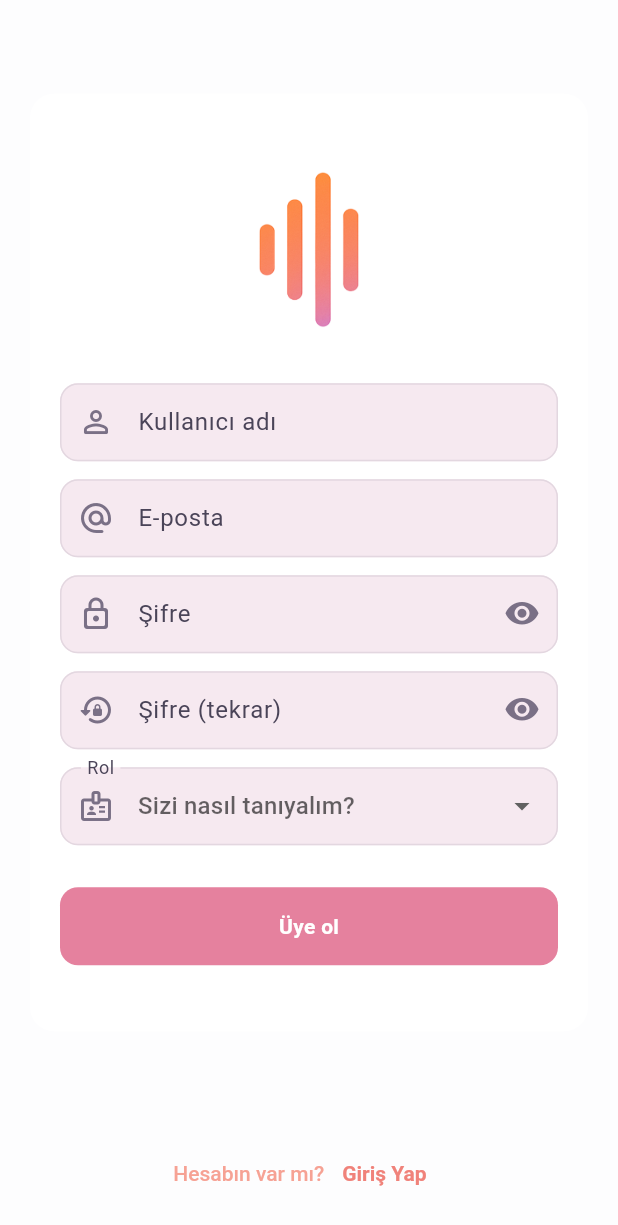
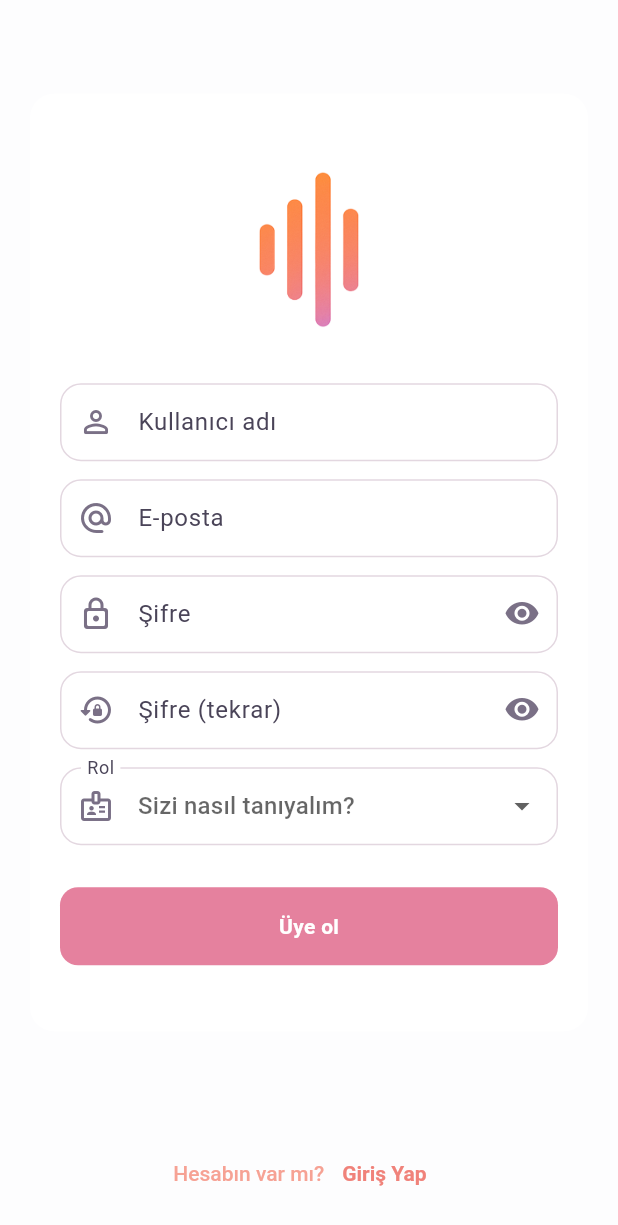
Before and after one commit to berkaybasol/soundconnectmobile, a Flutter app: the RegisterPage screen opened directly, on a phone screen of 412 x 824 dp. Shown: the top 1225 px of the screen. Run offline on Flutter 3.47's test engine with Material 3 defaults, Android fonts, the phone set to English and light mode, and no system bars; our stand-ins replace dio, flutter_riverpod, flutter_secure_storage, go_router, google_fonts, talker_flutter; accounts and stored records are empty; network calls fail.

Commit message:
register de duzeltildi.

```diff
--- a/lib/features/auth/presentation/register/widgets/password_fields.dart
+++ b/lib/features/auth/presentation/register/widgets/password_fields.dart
@@ -1,4 +1,5 @@
 import 'package:flutter/material.dart';
+import 'package:soundconnectmobile/features/auth/presentation/login/widgets/auth_styles.dart';
 
 class PasswordFields extends StatelessWidget {
   final TextEditingController password;
@@ -34,15 +35,18 @@ class PasswordFields extends StatelessWidget {
           focusNode: passwordFocus,
           obscureText: obscure1,
           textInputAction: TextInputAction.next,
-          decoration: InputDecoration(
+          decoration: AuthStyles.decoration(
+            context: context,
             labelText: 'Şifre',
             prefixIcon: const Icon(Icons.lock_outline_rounded),
             suffixIcon: IconButton(
               tooltip: obscure1 ? 'Şifreyi göster' : 'Şifreyi gizle',
               onPressed: onToggle1,
-              icon: Icon(obscure1 ? Icons.visibility_rounded : Icons.visibility_off_rounded),
+              icon: Icon(
+                obscure1 ? Icons.visibility_rounded : Icons.visibility_off_rounded,
+              ),
             ),
-          ),
+          ).copyWith(fillColor: Colors.transparent),
           validator: (v) => (v == null || v.isEmpty) ? 'Zorunlu' : null,
         ),
         const SizedBox(height: 12),
@@ -53,15 +57,18 @@ class PasswordFields extends StatelessWidget {
           focusNode: rePasswordFocus,
           obscureText: obscure2,
           textInputAction: TextInputAction.done,
-          decoration: InputDecoration(
+          decoration: AuthStyles.decoration(
+            context: context,
             labelText: 'Şifre (tekrar)',
             prefixIcon: const Icon(Icons.lock_reset_rounded),
             suffixIcon: IconButton(
               tooltip: obscure2 ? 'Şifreyi göster' : 'Şifreyi gizle',
               onPressed: onToggle2,
-              icon: Icon(obscure2 ? Icons.visibility_rounded : Icons.visibility_off_rounded),
+              icon: Icon(
+                obscure2 ? Icons.visibility_rounded : Icons.visibility_off_rounded,
+              ),
             ),
-          ),
+          ).copyWith(fillColor: Colors.transparent),
           validator: (v) {
             if (v == null || v.isEmpty) return 'Zorunlu';
             if (v != password.text) return 'Şifreler uyuşmuyor';
--- a/lib/features/auth/presentation/register/widgets/role_dropdown.dart
+++ b/lib/features/auth/presentation/register/widgets/role_dropdown.dart
@@ -1,4 +1,5 @@
 import 'package:flutter/material.dart';
+import 'package:soundconnectmobile/features/auth/presentation/login/widgets/auth_styles.dart';
 
 class RoleDropdown extends StatelessWidget {
   final Map<String, String> roles;
@@ -17,13 +18,15 @@ class RoleDropdown extends StatelessWidget {
     return DropdownButtonFormField<String>(
       value: value,
       isExpanded: true,
-      decoration: const InputDecoration(
+      decoration: AuthStyles.decoration(
+        context: context,
         labelText: 'Rol',
-        prefixIcon: Icon(Icons.badge_outlined),
-      ),
+        prefixIcon: const Icon(Icons.badge_outlined),
+      ).copyWith(fillColor: Colors.transparent),
       hint: const Text('Sizi nasıl tanıyalım?'),
       items: roles.entries
-          .map((e) => DropdownMenuItem<String>(value: e.key, child: Text(e.value)))
+          .map((e) =>
+          DropdownMenuItem<String>(value: e.key, child: Text(e.value)))
           .toList(),
       onChanged: onChanged,
       validator: (v) => v == null ? 'Bir rol seçin' : null,
--- a/lib/features/auth/presentation/register/widgets/username_email_fields.dart
+++ b/lib/features/auth/presentation/register/widgets/username_email_fields.dart
@@ -1,4 +1,5 @@
 import 'package:flutter/material.dart';
+import 'package:soundconnectmobile/features/auth/presentation/login/widgets/auth_styles.dart';
 
 class UsernameEmailFields extends StatelessWidget {
   final TextEditingController username;
@@ -26,10 +27,12 @@ class UsernameEmailFields extends StatelessWidget {
           focusNode: usernameFocus,
           textInputAction: TextInputAction.next,
           autofillHints: const [AutofillHints.username],
-          decoration: const InputDecoration(
+          decoration: AuthStyles.decoration(
+            context: context,
             labelText: 'Kullanıcı adı',
-            hintText: 'kullanici_adi',
-            prefixIcon: Icon(Icons.person_outline_rounded),
+            prefixIcon: const Icon(Icons.person_outline_rounded),
+          ).copyWith(
+            fillColor: Colors.transparent, // 👈 sadece burada override
           ),
           validator: (v) => (v == null || v.trim().isEmpty) ? 'Zorunlu' : null,
           onFieldSubmitted: (_) => onUsernameSubmitted(),
@@ -43,10 +46,12 @@ class UsernameEmailFields extends StatelessWidget {
           textInputAction: TextInputAction.next,
           keyboardType: TextInputType.emailAddress,
           autofillHints: const [AutofillHints.email],
-          decoration: const InputDecoration(
+          decoration: AuthStyles.decoration(
+            context: context,
             labelText: 'E-posta',
-            hintText: 'ornek@mail.com',
-            prefixIcon: Icon(Icons.alternate_email_rounded),
+            prefixIcon: const Icon(Icons.alternate_email_rounded),
+          ).copyWith(
+            fillColor: Colors.transparent, // 👈 burası da saydam
           ),
           validator: (v) {
             if (v == null || v.trim().isEmpty) return 'Zorunlu';
```
Also changed, not shown: lib/features/auth/presentation/register/widgets/venue_form.dart (+46 -26 lines).
